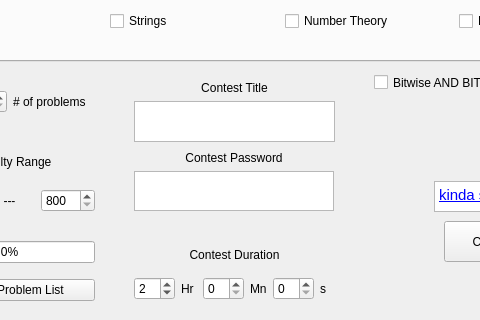
Before: the Qt Designer form CF_VJudge_Contest_Generator/form.ui in rlicoder/Side-Projects, drawn with Qt 5; both pictures show x 116 to 596 and y 219 to 539 of the 758 by 539 pixel window.
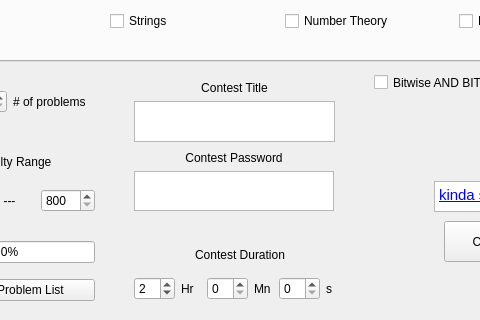
After: the same form once the commit is applied. The open tabs and pages were chosen to show the change.

Diff of the .ui file:
```diff
--- a/CF_VJudge_Contest_Generator/form.ui
+++ b/CF_VJudge_Contest_Generator/form.ui
@@ -563,7 +563,7 @@
     <rect>
      <x>250</x>
      <y>460</y>
-     <width>201</width>
+     <width>212</width>
      <height>61</height>
     </rect>
    </property>
```
Left out of the diff: 2 changed lines with no effect on the pictures.
